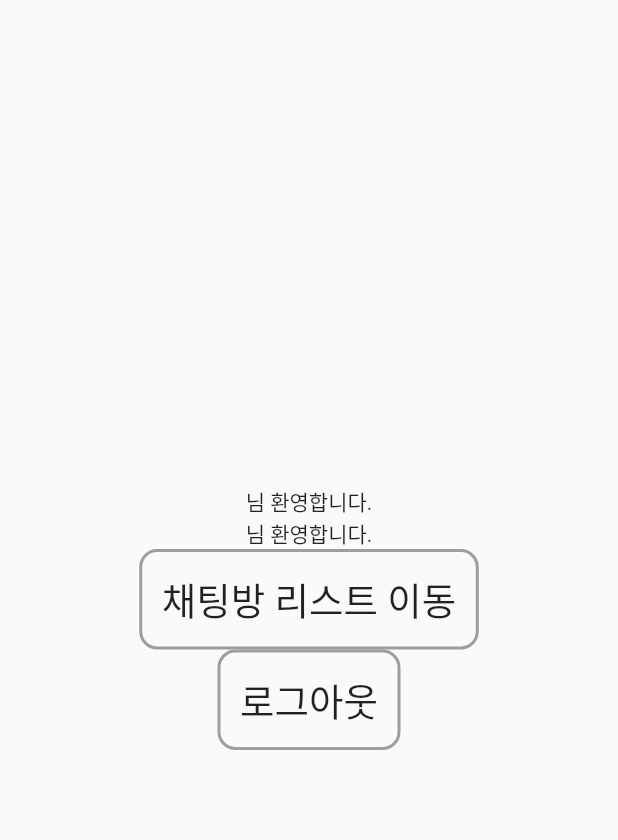
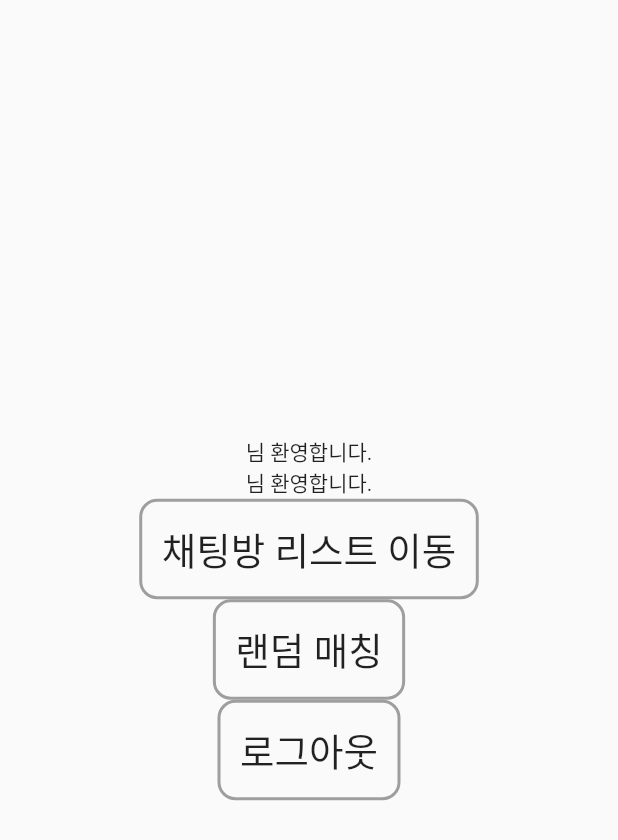
Before and after one commit to JungInBaek/flutterChat, a Flutter app: the screen it shows once a user with an empty profile is signed in, after a tap on "로그아웃", on a phone screen of 412 x 824 dp. Shown: the top 840 px of the screen. Run offline on Flutter 3.47's test engine with Material 2 defaults, Android fonts, the phone set to English and light mode, and no system bars; our stand-ins replace cloud_firestore, dio, firebase_auth, firebase_core, firebase_messaging, flutter_local_notifications and 1 more; accounts and stored records are empty; network calls fail.

```diff
--- /dev/null
+++ b/lib/dio_server.dart
@@ -0,0 +1,31 @@
+import 'package:dio/dio.dart';
+
+const _API_PREFIX = "https://jsonplaceholder.typicode.com/posts";
+
+class Server {
+  Future<void> getReq() async {
+    Response response;
+    Dio dio = new Dio();
+    response = await dio.get("$_API_PREFIX");
+    print(response.data.toString());
+  }
+
+  Future<void> postReq(uid) async {
+    Response response;
+    Dio dio = new Dio();
+    response = await dio.post("http://10.0.2.2:8080/chat/logIn", data: uid);
+    // print(response.data.toString());
+  }
+
+  Future<void> getReqWzQuery() async {
+    Response response;
+    Dio dio = new Dio();
+    response = await dio.get(_API_PREFIX, queryParameters: {
+      "userId" : 1,
+      "id" : 3,
+    });
+    print(response.data.toString());
+  }
+}
+
+Server server = Server();
--- a/lib/home-screen.dart
+++ b/lib/home-screen.dart
@@ -5,8 +5,12 @@ import 'package:flutter/cupertino.dart';
 import 'package:flutter/material.dart';
 import 'package:flutter_local_notifications/flutter_local_notifications.dart';
 import 'package:flutterchat/chat-list-screen.dart';
+import 'package:flutterchat/dio_server.dart';
 import 'package:flutterchat/login-screen.dart';
 import 'package:google_sign_in/google_sign_in.dart';
+import 'package:http/http.dart' as http;
+import 'dart:convert';
+import 'package:flutterchat/user.dart';
 
 import 'main.dart';
 
@@ -34,17 +38,25 @@ class _HomeScreenState extends State<HomeScreen> {
               if (!snapshot.hasData) {
                 return LoginScreen();
               } else {
-                FirebaseFirestore.instance.collection('users').doc(snapshot.data.uid).get().then((value) {
-                  if(!value.exists) {
-                    FirebaseFirestore.instance.collection('users').doc(snapshot.data.uid).set({'uid' : snapshot.data.uid, 'name' : snapshot.data.displayName});
+                FirebaseFirestore.instance
+                    .collection('users')
+                    .doc(snapshot.data.uid)
+                    .get()
+                    .then((value) {
+                  if (!value.exists) {
+                    FirebaseFirestore.instance
+                        .collection('users')
+                        .doc(snapshot.data.uid)
+                        .set({
+                      'uid': snapshot.data.uid,
+                      'name': snapshot.data.displayName
+                    });
                   }
                 });
-
-                // FirebaseFirestore.instance.collection('friends').doc(snapshot.data.uid).get().then((value) {
-                //   if(!value.exists) {
-                //     FirebaseFirestore.instance.collection('friends').doc().set({'uid' : snapshot.data.uid, 'fid' : []});
-                // }});
-                print("${snapshot.data.displayName} (${snapshot.data.uid}) >>> [로그인]");
+                print(
+                    "${snapshot.data.displayName} (${snapshot.data.uid}) >>> [로그인]");
+                server.postReq(snapshot.data.uid);
+                // FirebaseFirestore.instance.collection('login').doc().set({'uidList' : '채팅방', 'uid' : _saved.toList()});
 
                 return Center(
                   child: Column(
@@ -62,9 +74,10 @@ class _HomeScreenState extends State<HomeScreen> {
                           //           child: ChatListScreen(snapshot: snapshot),
                           //         )));
                           Navigator.push(
-                            context,
-                            MaterialPageRoute(builder: (context) => ChatListScreen(snapshot: snapshot))
-                          );
+                              context,
+                              MaterialPageRoute(
+                                  builder: (context) =>
+                                      ChatListScreen(snapshot: snapshot)));
                         },
                         child: Container(
                             padding: EdgeInsets.all(13),
@@ -76,9 +89,21 @@ class _HomeScreenState extends State<HomeScreen> {
                                 style: TextStyle(fontSize: 25))),
                       ),
                       GestureDetector(
+                          behavior: HitTestBehavior.translucent,
+                          onTap: () async {},
+                          child: Container(
+                              padding: EdgeInsets.all(13),
+                              decoration: BoxDecoration(
+                                  border:
+                                      Border.all(width: 2, color: Colors.grey),
+                                  borderRadius: BorderRadius.circular(12)),
+                              child: Text("랜덤 매칭",
+                                  style: TextStyle(fontSize: 25)))),
+                      GestureDetector(
                         behavior: HitTestBehavior.translucent,
                         onTap: () async {
-                          print("${snapshot.data.displayName} (${snapshot.data.uid}) >>> [로그아웃]");
+                          print(
+                              "${snapshot.data.displayName} (${snapshot.data.uid}) >>> [로그아웃]");
                           handleSignOut();
                         },
                         child: Container(
@@ -99,6 +124,16 @@ class _HomeScreenState extends State<HomeScreen> {
     );
   }
 
+  Future<Users> fetchUser() async {
+    final response = await http.post(Uri.http('10.0.2.2:8080', '/demo/chat/logIn'), body: {'uid':'test', 'name':'test'});
+
+    if(response.statusCode == 200) {
+      return Users.fromJson(json.decode(response.body));
+    } else {
+      throw Exception('Failed to load post');
+    }
+  }
+
   Future<Null> handleSignOut() async {
     // this.setState(() {
     //   isLoading = true;
--- /dev/null
+++ b/lib/user.dart
@@ -0,0 +1,15 @@
+import 'package:http/http.dart' as http;
+
+class Users {
+  final String uid;
+  final String name;
+
+  Users({required this.uid, required this.name});
+
+  factory Users.fromJson(Map<String, dynamic> json) {
+    return Users(
+      uid: json['uid'],
+      name: json['name']
+    );
+  }
+}
--- a/pubspec.yaml
+++ b/pubspec.yaml
@@ -33,7 +33,8 @@ dependencies:
   firebase_messaging: ^10.0.4
   flutter_local_notifications: ^6.0.0
   loading: ^1.0.2
-
+  dio: ^4.0.0
+  http: ^0.13.3
 
   # The following adds the Cupertino Icons font to your application.
   # Use with the CupertinoIcons class for iOS style icons.
```
Also changed, not shown: pubspec.lock.
